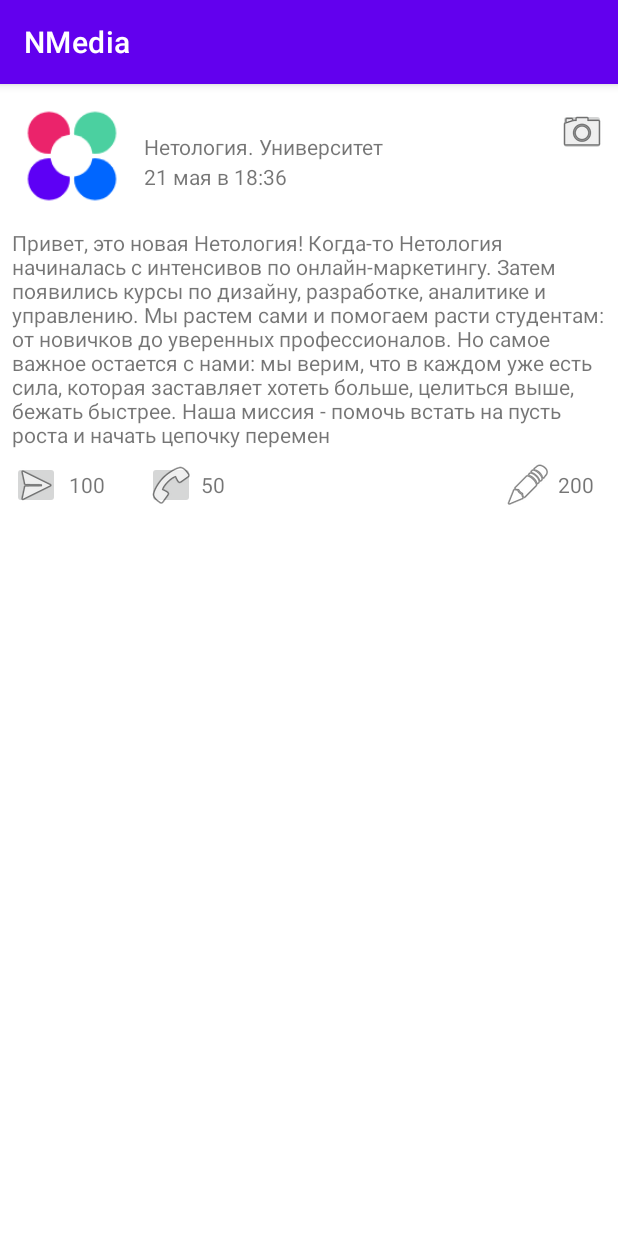
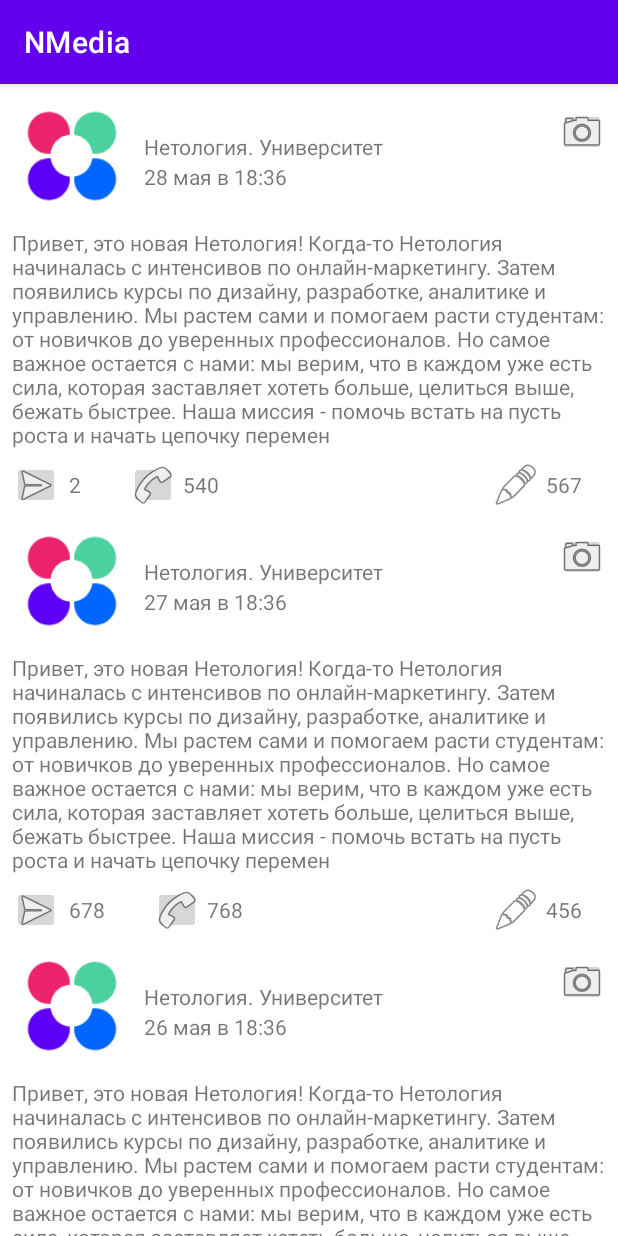
Before and after one commit to Sergey190783/AndroidHomework, an Android app: the screen it shows after launch (MainActivity), after a tap on "Image likes", on a phone screen of 412 x 824 dp. Run offline under Robolectric (Android 15) with nearby library versions, the phone set to English and light mode, and no system bars.

Commit message:
Добавил отображение списка в RecyclerView

```diff
--- a/app/build.gradle
+++ b/app/build.gradle
@@ -35,6 +35,7 @@ dependencies {
     implementation "androidx.lifecycle:lifecycle-viewmodel-ktx:2.4.1"
     implementation "androidx.lifecycle:lifecycle-livedata-ktx:2.4.1"
     implementation 'androidx.fragment:fragment-ktx:1.4.1'
+    implementation "androidx.recyclerview:recyclerview:1.2.1"
     testImplementation "androidx.arch.core:core-testing:2.1.0"
 
     implementation 'androidx.core:core-ktx:1.8.0'
--- a/app/src/main/java/ru/netology/nmedia/data/IRepository.kt
+++ b/app/src/main/java/ru/netology/nmedia/data/IRepository.kt
@@ -3,7 +3,7 @@ package ru.netology.nmedia.data
 import androidx.lifecycle.LiveData
 
 interface IRepository {
-    fun get(): LiveData<Post>
-    fun like()
-    fun share()
+    fun getAll(): LiveData<List<Post>>
+    fun like(id: Long)
+    fun share(id: Long)
 }
--- a/app/src/main/java/ru/netology/nmedia/data/Repository.kt
+++ b/app/src/main/java/ru/netology/nmedia/data/Repository.kt
@@ -4,7 +4,8 @@ import androidx.lifecycle.LiveData
 import androidx.lifecycle.MutableLiveData
 
 class Repository : IRepository {
-    private var post: Post = Post(
+    private var posts: List<Post> = listOf(
+        Post(
             id = 1,
             author = "Нетология. Университет интернет-профессий будущего",
             content = "Привет, это новая Нетология! Когда-то Нетология начиналась с интенсивов по онлайн-маркетингу." +
@@ -17,22 +18,126 @@ class Repository : IRepository {
             99,
             50,
             200
+        ), Post(
+            id = 2,
+            author = "Нетология. Университет интернет-профессий будущего",
+            content = "Привет, это новая Нетология! Когда-то Нетология начиналась с интенсивов по онлайн-маркетингу." +
+                    " Затем появились курсы по дизайну, разработке, аналитике и управлению. Мы растем сами и " +
+                    "помогаем расти студентам: от новичков до уверенных профессионалов. Но самое важное остается" +
+                    " с нами: мы верим, что в каждом уже есть сила, которая заставляет хотеть больше, целиться выше, " +
+                    "бежать быстрее. Наша миссия - помочь встать на пусть роста и начать цепочку перемен",
+            published = "22 мая в 18:36",
+            likedByMe = false,
+            9909,
+            500,
+            20044
+        ),
+        Post(
+            id = 3,
+            author = "Нетология. Университет интернет-профессий будущего",
+            content = "Привет, это новая Нетология! Когда-то Нетология начиналась с интенсивов по онлайн-маркетингу." +
+                    " Затем появились курсы по дизайну, разработке, аналитике и управлению. Мы растем сами и " +
+                    "помогаем расти студентам: от новичков до уверенных профессионалов. Но самое важное остается" +
+                    " с нами: мы верим, что в каждом уже есть сила, которая заставляет хотеть больше, целиться выше, " +
+                    "бежать быстрее. Наша миссия - помочь встать на пусть роста и начать цепочку перемен",
+            published = "23 мая в 18:36",
+            likedByMe = false,
+            2344,
+            2330,
+            900
+        ),
+        Post(
+            id = 4,
+            author = "Нетология. Университет интернет-профессий будущего",
+            content = "Привет, это новая Нетология! Когда-то Нетология начиналась с интенсивов по онлайн-маркетингу." +
+                    " Затем появились курсы по дизайну, разработке, аналитике и управлению. Мы растем сами и " +
+                    "помогаем расти студентам: от новичков до уверенных профессионалов. Но самое важное остается" +
+                    " с нами: мы верим, что в каждом уже есть сила, которая заставляет хотеть больше, целиться выше, " +
+                    "бежать быстрее. Наша миссия - помочь встать на пусть роста и начать цепочку перемен",
+            published = "24 мая в 18:36",
+            likedByMe = false,
+            123,
+            3467,
+            7833
+        ),
+        Post(
+            id = 5,
+            author = "Нетология. Университет интернет-профессий будущего",
+            content = "Привет, это новая Нетология! Когда-то Нетология начиналась с интенсивов по онлайн-маркетингу." +
+                    " Затем появились курсы по дизайну, разработке, аналитике и управлению. Мы растем сами и " +
+                    "помогаем расти студентам: от новичков до уверенных профессионалов. Но самое важное остается" +
+                    " с нами: мы верим, что в каждом уже есть сила, которая заставляет хотеть больше, целиться выше, " +
+                    "бежать быстрее. Наша миссия - помочь встать на пусть роста и начать цепочку перемен",
+            published = "25 мая в 18:36",
+            likedByMe = false,
+            111,
+            345,
+            5678
+        ),
+        Post(
+            id = 6,
+            author = "Нетология. Университет интернет-профессий будущего",
+            content = "Привет, это новая Нетология! Когда-то Нетология начиналась с интенсивов по онлайн-маркетингу." +
+                    " Затем появились курсы по дизайну, разработке, аналитике и управлению. Мы растем сами и " +
+                    "помогаем расти студентам: от новичков до уверенных профессионалов. Но самое важное остается" +
+                    " с нами: мы верим, что в каждом уже есть сила, которая заставляет хотеть больше, целиться выше, " +
+                    "бежать быстрее. Наша миссия - помочь встать на пусть роста и начать цепочку перемен",
+            published = "26 мая в 18:36",
+            likedByMe = false,
+            345,
+            8678,
+            257
+        ),
+        Post(
+            id = 7,
+            author = "Нетология. Университет интернет-профессий будущего",
+            content = "Привет, это новая Нетология! Когда-то Нетология начиналась с интенсивов по онлайн-маркетингу." +
+                    " Затем появились курсы по дизайну, разработке, аналитике и управлению. Мы растем сами и " +
+                    "помогаем расти студентам: от новичков до уверенных профессионалов. Но самое важное остается" +
+                    " с нами: мы верим, что в каждом уже есть сила, которая заставляет хотеть больше, целиться выше, " +
+                    "бежать быстрее. Наша миссия - помочь встать на пусть роста и начать цепочку перемен",
+            published = "27 мая в 18:36",
+            likedByMe = false,
+            678,
+            768,
+            456
+        ),
+        Post(
+            id = 8,
+            author = "Нетология. Университет интернет-профессий будущего",
+            content = "Привет, это новая Нетология! Когда-то Нетология начиналась с интенсивов по онлайн-маркетингу." +
+                    " Затем появились курсы по дизайну, разработке, аналитике и управлению. Мы растем сами и " +
+                    "помогаем расти студентам: от новичков до уверенных профессионалов. Но самое важное остается" +
+                    " с нами: мы верим, что в каждом уже есть сила, которая заставляет хотеть больше, целиться выше, " +
+                    "бежать быстрее. Наша миссия - помочь встать на пусть роста и начать цепочку перемен",
+            published = "28 мая в 18:36",
+            likedByMe = false,
+            1,
+            540,
+            567
         )
-    private val data = MutableLiveData(post)
+    ).reversed()
 
-    override fun get(): LiveData<Post> = data
+    private val data = MutableLiveData(posts)
 
-    override fun like() {
-        post = if(post.likedByMe)
-            post.copy(likedByMe = !post.likedByMe, likes = post.likes - 1)
-        else
-            post.copy(likedByMe = !post.likedByMe, likes = post.likes + 1)
+    override fun getAll(): LiveData<List<Post>> = data
 
-        data.value = post
+    override fun like(id: Long) {
+        posts = posts.map {
+            when {
+                it.id != id -> it
+                it.likedByMe -> it.copy(likedByMe = !it.likedByMe, likes = it.likes - 1)
+                else -> it.copy(likedByMe = !it.likedByMe, likes = it.likes + 1)
             }
 
-    override fun share() {
-        post = post.copy(reposts = post.reposts + 1)
-        data.value = post
+        }
+        data.value = posts
+    }
+
+    override fun share(id: Long) {
+        posts = posts.map {
+            if (it.id != id) it else it.copy(reposts = it.reposts + 1)
+        }
+        data.value = posts
     }
 }
--- a/app/src/main/java/ru/netology/nmedia/presentation/MainActivity.kt
+++ b/app/src/main/java/ru/netology/nmedia/presentation/MainActivity.kt
@@ -6,52 +6,29 @@ import android.os.Bundle
 import android.widget.ImageButton
 import android.widget.TextView
 import androidx.activity.viewModels
+import androidx.recyclerview.widget.RecyclerView
 import ru.netology.nmedia.R
+import ru.netology.nmedia.utils.PostDiffCallback
 
 class MainActivity : AppCompatActivity() {
-    private lateinit var btnLike: ImageButton
-    private lateinit var btnShare: ImageButton
-
-    private lateinit var tvLikes: TextView
-    private lateinit var tvShares: TextView
-    private lateinit var tvGreeting: TextView
-    private lateinit var tvDate: TextView
-    private lateinit var tvAuthor: TextView
-    private lateinit var tvViews: TextView
+    private lateinit var recyclerView: RecyclerView
 
     private val mainViewModel: MainActivityViewModel by viewModels()
+    private val adapter = PostAdapter(
+        { mainViewModel.like(it) },
+        { mainViewModel.share(it) }
+    )
 
     @SuppressLint("SetTextI18n")
     override fun onCreate(savedInstanceState: Bundle?) {
         super.onCreate(savedInstanceState)
         setContentView(R.layout.activity_main)
 
-        btnLike = findViewById(R.id.btn_like)
-        btnShare = findViewById(R.id.btn_share)
+        recyclerView = findViewById(R.id.recycler)
+        recyclerView.adapter = adapter
 
-        tvShares = findViewById(R.id.tv_share)
-        tvLikes = findViewById(R.id.tv_likes)
-        tvGreeting = findViewById(R.id.tv_greeting)
-        tvDate = findViewById(R.id.tv_date)
-        tvViews = findViewById(R.id.tv_views)
-        tvAuthor = findViewById(R.id.tv_author)
-
-        mainViewModel.data.observe(this) { post ->
-            tvGreeting.text = post.content
-            tvDate.text = post.published
-            tvAuthor.text = post.author
-
-            tvLikes.text = post.likes.toString()
-            tvShares.text = post.reposts.toString()
-            tvViews.text = post.views.toString()
-        }
-
-        btnLike.setOnClickListener {
-            mainViewModel.like()
-        }
-
-        btnShare.setOnClickListener {
-            mainViewModel.share()
+        mainViewModel.data.observe(this) { posts ->
+            adapter.submitList(posts)
         }
     }
 }
--- a/app/src/main/java/ru/netology/nmedia/presentation/MainActivityViewModel.kt
+++ b/app/src/main/java/ru/netology/nmedia/presentation/MainActivityViewModel.kt
@@ -7,9 +7,9 @@ import ru.netology.nmedia.data.Repository
 class MainActivityViewModel(
     private val repository: IRepository = Repository()
 ) : ViewModel() {
-    val data = repository.get()
+    val data = repository.getAll()
 
-    fun like() = repository.like()
+    fun like(id: Long) = repository.like(id)
 
-    fun share() = repository.share()
+    fun share(id: Long) = repository.share(id)
 }
--- /dev/null
+++ b/app/src/main/java/ru/netology/nmedia/presentation/PostAdapter.kt
@@ -0,0 +1,61 @@
+package ru.netology.nmedia.presentation
+
+import android.view.LayoutInflater
+import android.view.View
+import android.view.ViewGroup
+import android.widget.ImageButton
+import android.widget.TextView
+import androidx.recyclerview.widget.ListAdapter
+import androidx.recyclerview.widget.RecyclerView
+import ru.netology.nmedia.R
+import ru.netology.nmedia.data.Post
+import ru.netology.nmedia.utils.PostDiffCallback
+
+class PostAdapter(
+    val onClickedLike: (Long) -> Unit,
+    val onClickedShare: (Long) -> Unit
+) : ListAdapter<Post, PostAdapter.PostViewHolder>(PostDiffCallback()) {
+
+    override fun onCreateViewHolder(parent: ViewGroup, viewType: Int): PostViewHolder {
+        return PostViewHolder(
+            LayoutInflater.from(parent.context)
+                .inflate(R.layout.card, parent, false)
+        )
+    }
+
+    override fun onBindViewHolder(holder: PostViewHolder, position: Int) {
+        holder.bind(getItem(position))
+    }
+
+    inner class PostViewHolder(itemView: View) : RecyclerView.ViewHolder(itemView) {
+        private val btnLike: ImageButton = itemView.findViewById(R.id.btn_like)
+        private val btnShare: ImageButton = itemView.findViewById(R.id.btn_share)
+
+        private val tvLikes: TextView = itemView.findViewById(R.id.tv_likes)
+        private val tvShares: TextView = itemView.findViewById(R.id.tv_share)
+        private val tvGreeting: TextView = itemView.findViewById(R.id.tv_greeting)
+        private val tvDate: TextView = itemView.findViewById(R.id.tv_date)
+        private val tvAuthor: TextView = itemView.findViewById(R.id.tv_author)
+        private val tvViews: TextView = itemView.findViewById(R.id.tv_views)
+
+        fun bind(
+            post: Post
+        ) {
+            tvGreeting.text = post.content
+            tvDate.text = post.published
+            tvAuthor.text = post.author
+
+            tvLikes.text = post.likes.toString()
+            tvShares.text = post.reposts.toString()
+            tvViews.text = post.views.toString()
+
+            btnLike.setOnClickListener {
+                onClickedLike(post.id)
+            }
+
+            btnShare.setOnClickListener {
+                onClickedShare(post.id)
+            }
+        }
+    }
+}
--- /dev/null
+++ b/app/src/main/java/ru/netology/nmedia/utils/PostDiffCallback.kt
@@ -0,0 +1,14 @@
+package ru.netology.nmedia.utils
+
+import androidx.recyclerview.widget.DiffUtil
+import ru.netology.nmedia.data.Post
+
+class PostDiffCallback: DiffUtil.ItemCallback<Post>() {
+    override fun areItemsTheSame(oldItem: Post, newItem: Post): Boolean {
+        return oldItem.id == newItem.id
+    }
+
+    override fun areContentsTheSame(oldItem: Post, newItem: Post): Boolean {
+        return oldItem == newItem
+    }
+}
--- a/app/src/main/res/layout/activity_main.xml
+++ b/app/src/main/res/layout/activity_main.xml
@@ -1,119 +1,17 @@
 <?xml version="1.0" encoding="utf-8"?>
-<androidx.constraintlayout.widget.ConstraintLayout xmlns:android="http://schemas.android.com/apk/res/android"
-    xmlns:app="http://schemas.android.com/apk/res-auto"
+<FrameLayout xmlns:android="http://schemas.android.com/apk/res/android"
     xmlns:tools="http://schemas.android.com/tools"
     android:layout_width="match_parent"
     android:layout_height="match_parent"
+    xmlns:app="http://schemas.android.com/apk/res-auto"
     android:orientation="vertical"
     tools:context=".presentation.MainActivity">
 
-    <ImageView
-        android:id="@+id/iv_avatar"
-        android:layout_width="80dp"
-        android:layout_height="80dp"
-        android:layout_margin="@dimen/margin_sides"
-        android:contentDescription="@string/netology_avatar"
-        android:src="@mipmap/ic_launcher_round"
-        app:layout_constraintStart_toStartOf="parent"
-        app:layout_constraintTop_toTopOf="parent" />
+    <androidx.recyclerview.widget.RecyclerView
+        android:layout_width="match_parent"
+        android:layout_height="match_parent"
+        app:layoutManager="androidx.recyclerview.widget.LinearLayoutManager"
+        android:id="@+id/recycler"/>
 
-    <TextView
-        android:id="@+id/tv_author"
-        android:layout_width="200dp"
-        android:layout_height="20dp"
-        android:layout_marginStart="@dimen/margin_sides"
-        android:layout_marginTop="24dp"
-        android:text="@string/card_title"
-        app:layout_constraintStart_toEndOf="@id/iv_avatar"
-        app:layout_constraintTop_toTopOf="@id/iv_avatar" />
 
-    <TextView
-        android:id="@+id/tv_date"
-        android:layout_width="200dp"
-        android:layout_height="20dp"
-        android:layout_marginStart="@dimen/margin_sides"
-        android:text="@string/card_time"
-        app:layout_constraintStart_toEndOf="@id/iv_avatar"
-        app:layout_constraintTop_toBottomOf="@+id/tv_author" />
-
-    <ImageButton
-        android:layout_width="@dimen/icon_width"
-        android:layout_height="@dimen/icon_width"
-        android:layout_margin="@dimen/margin_sides"
-        android:layout_marginEnd="8dp"
-        android:contentDescription="@string/button_options"
-        android:src="@android:drawable/ic_menu_camera"
-        app:layout_constraintEnd_toEndOf="parent"
-        app:layout_constraintTop_toTopOf="@id/iv_avatar" />
-
-    <TextView
-        android:id="@+id/tv_greeting"
-        android:layout_width="match_parent"
-        android:layout_height="wrap_content"
-        android:layout_margin="@dimen/margin_sides"
-        android:autoLink="web"
-        android:text="@string/greeting"
-        app:layout_constraintTop_toBottomOf="@id/iv_avatar" />
-
-    <ImageButton
-        android:id="@+id/btn_like"
-        android:layout_width="@dimen/icon_width"
-        android:layout_height="@dimen/icon_width"
-        android:layout_marginStart="@dimen/margin_sides"
-        android:layout_marginTop="8dp"
-        android:contentDescription="@string/image_likes"
-        android:src="@android:drawable/ic_menu_send"
-        app:layout_constraintStart_toStartOf="parent"
-        app:layout_constraintTop_toBottomOf="@id/tv_greeting" />
-
-    <TextView
-        android:id="@+id/tv_likes"
-        android:layout_width="@dimen/icon_width"
-        android:layout_height="wrap_content"
-        android:layout_marginStart="6dp"
-        android:layout_marginTop="6dp"
-        android:text="@string/placeholder_text"
-        app:layout_constraintStart_toEndOf="@id/btn_like"
-        app:layout_constraintTop_toTopOf="@id/btn_like" />
-
-    <ImageButton
-        android:id="@+id/btn_share"
-        android:layout_width="@dimen/icon_width"
-        android:layout_height="@dimen/icon_width"
-        android:layout_marginStart="20dp"
-        android:contentDescription="@string/image_share"
-        android:src="@android:drawable/ic_menu_call"
-        app:layout_constraintStart_toEndOf="@+id/tv_likes"
-        app:layout_constraintTop_toTopOf="@id/btn_like"
-        app:layout_goneMarginStart="16dp" />
-
-    <TextView
-        android:id="@+id/tv_share"
-        android:layout_width="@dimen/icon_width"
-        android:layout_height="wrap_content"
-        android:layout_marginStart="4dp"
-        android:layout_marginTop="6dp"
-        android:text="@string/placeholder_text"
-        app:layout_constraintStart_toEndOf="@id/btn_share"
-        app:layout_constraintTop_toTopOf="@id/btn_share" />
-
-    <ImageView
-        android:layout_width="@dimen/icon_width"
-        android:layout_height="@dimen/icon_width"
-        android:layout_marginEnd="4dp"
-        android:contentDescription="@string/image_views"
-        android:src="@android:drawable/ic_menu_edit"
-        app:layout_constraintEnd_toStartOf="@+id/tv_views"
-        app:layout_constraintTop_toTopOf="@id/btn_share" />
-
-    <TextView
-        android:id="@+id/tv_views"
-        android:layout_width="@dimen/icon_width"
-        android:layout_height="wrap_content"
-        android:layout_marginTop="6dp"
-        android:layout_marginEnd="@dimen/margin_sides"
-        android:text="@string/placeholder_text"
-        app:layout_constraintEnd_toEndOf="parent"
-        app:layout_constraintTop_toTopOf="@id/btn_share" />
-
-</androidx.constraintlayout.widget.ConstraintLayout>
+</FrameLayout>
--- /dev/null
+++ b/app/src/main/res/layout/card.xml
@@ -0,0 +1,114 @@
+<?xml version="1.0" encoding="utf-8"?>
+<androidx.constraintlayout.widget.ConstraintLayout xmlns:android="http://schemas.android.com/apk/res/android"
+    xmlns:app="http://schemas.android.com/apk/res-auto"
+    android:layout_width="match_parent"
+    android:layout_height="wrap_content">
+    <ImageView
+        android:id="@+id/iv_avatar"
+        android:layout_width="80dp"
+        android:layout_height="80dp"
+        android:layout_margin="@dimen/margin_sides"
+        android:contentDescription="@string/netology_avatar"
+        android:src="@mipmap/ic_launcher_round"
+        app:layout_constraintStart_toStartOf="parent"
+        app:layout_constraintTop_toTopOf="parent" />
+
+    <TextView
+        android:id="@+id/tv_author"
+        android:layout_width="200dp"
+        android:layout_height="20dp"
+        android:layout_marginStart="@dimen/margin_sides"
+        android:layout_marginTop="24dp"
+        android:text="@string/card_title"
+        app:layout_constraintStart_toEndOf="@id/iv_avatar"
+        app:layout_constraintTop_toTopOf="@id/iv_avatar" />
+
+    <TextView
+        android:id="@+id/tv_date"
+        android:layout_width="200dp"
+        android:layout_height="20dp"
+        android:layout_marginStart="@dimen/margin_sides"
+        android:text="@string/card_time"
+        app:layout_constraintStart_toEndOf="@id/iv_avatar"
+        app:layout_constraintTop_toBottomOf="@+id/tv_author" />
+
+    <ImageButton
+        android:layout_width="@dimen/icon_width"
+        android:layout_height="@dimen/icon_width"
+        android:layout_margin="@dimen/margin_sides"
+        android:layout_marginEnd="8dp"
+        android:contentDescription="@string/button_options"
+        android:src="@android:drawable/ic_menu_camera"
+        app:layout_constraintEnd_toEndOf="parent"
+        app:layout_constraintTop_toTopOf="@id/iv_avatar" />
+
+    <TextView
+        android:id="@+id/tv_greeting"
+        android:layout_width="match_parent"
+        android:layout_height="wrap_content"
+        android:layout_margin="@dimen/margin_sides"
+        android:autoLink="web"
+        android:text="@string/greeting"
+        app:layout_constraintTop_toBottomOf="@id/iv_avatar" />
+
+    <ImageButton
+        android:id="@+id/btn_like"
+        android:layout_width="@dimen/icon_width"
+        android:layout_height="@dimen/icon_width"
+        android:layout_marginStart="@dimen/margin_sides"
+        android:layout_marginTop="8dp"
+        android:contentDescription="@string/image_likes"
+        android:src="@android:drawable/ic_menu_send"
+        app:layout_constraintStart_toStartOf="parent"
+        app:layout_constraintTop_toBottomOf="@id/tv_greeting" />
+
+    <TextView
+        android:id="@+id/tv_likes"
+        android:layout_width="wrap_content"
+        android:layout_height="wrap_content"
+        android:layout_marginStart="6dp"
+        android:layout_marginTop="6dp"
+        android:text="@string/placeholder_text"
+        app:layout_constraintStart_toEndOf="@id/btn_like"
+        app:layout_constraintTop_toTopOf="@id/btn_like" />
+
+    <ImageButton
+        android:id="@+id/btn_share"
+        android:layout_width="@dimen/icon_width"
+        android:layout_height="@dimen/icon_width"
+        android:layout_marginStart="32dp"
+        android:contentDescription="@string/image_share"
+        android:src="@android:drawable/ic_menu_call"
+        app:layout_constraintStart_toEndOf="@+id/tv_likes"
+        app:layout_constraintTop_toTopOf="@id/btn_like" />
+
+    <TextView
+        android:id="@+id/tv_share"
+        android:layout_width="wrap_content"
+        android:layout_height="wrap_content"
+        android:layout_marginStart="4dp"
+        android:layout_marginTop="6dp"
+        android:text="@string/placeholder_text"
+        app:layout_constraintStart_toEndOf="@id/btn_share"
+        app:layout_constraintTop_toTopOf="@id/btn_share" />
+
+    <ImageView
+        android:layout_width="@dimen/icon_width"
+        android:layout_height="@dimen/icon_width"
+        android:layout_marginEnd="4dp"
+        android:contentDescription="@string/image_views"
+        android:src="@android:drawable/ic_menu_edit"
+        app:layout_constraintEnd_toStartOf="@+id/tv_views"
+        app:layout_constraintTop_toTopOf="@id/btn_share" />
+
+    <TextView
+        android:id="@+id/tv_views"
+        android:layout_width="wrap_content"
+        android:layout_height="wrap_content"
+        android:layout_marginTop="6dp"
+        android:layout_marginEnd="24dp"
+        android:text="@string/placeholder_text"
+        app:layout_constraintEnd_toEndOf="parent"
+        app:layout_constraintTop_toTopOf="@id/btn_share" />
+
+</androidx.constraintlayout.widget.ConstraintLayout>
```
Lines whose indentation alone changed are shown as unchanged.
